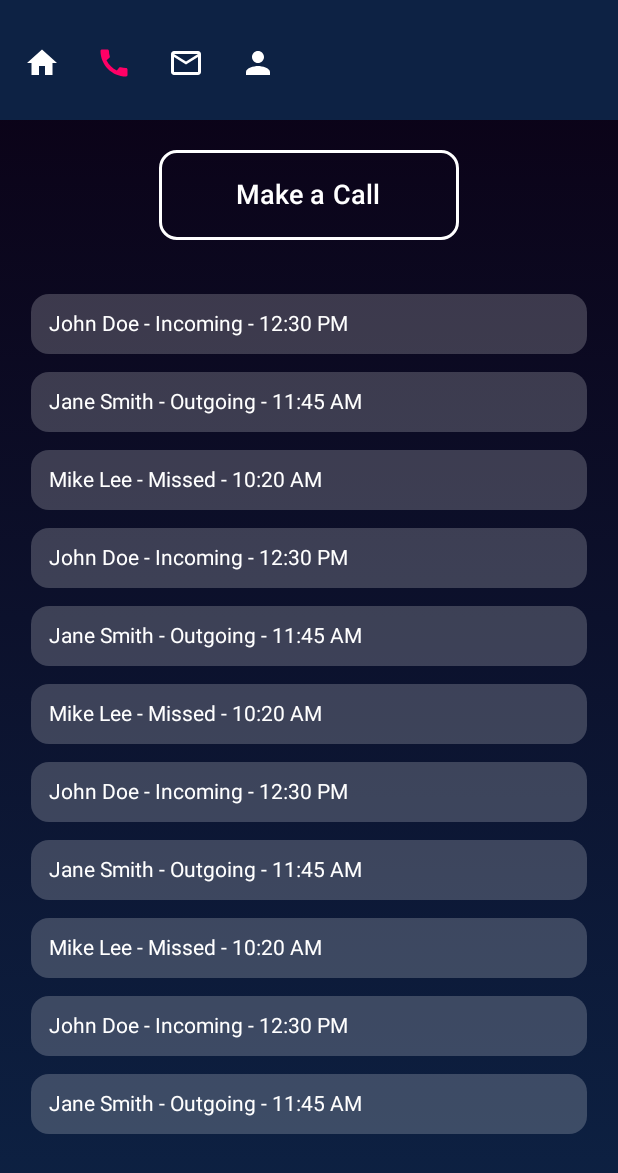
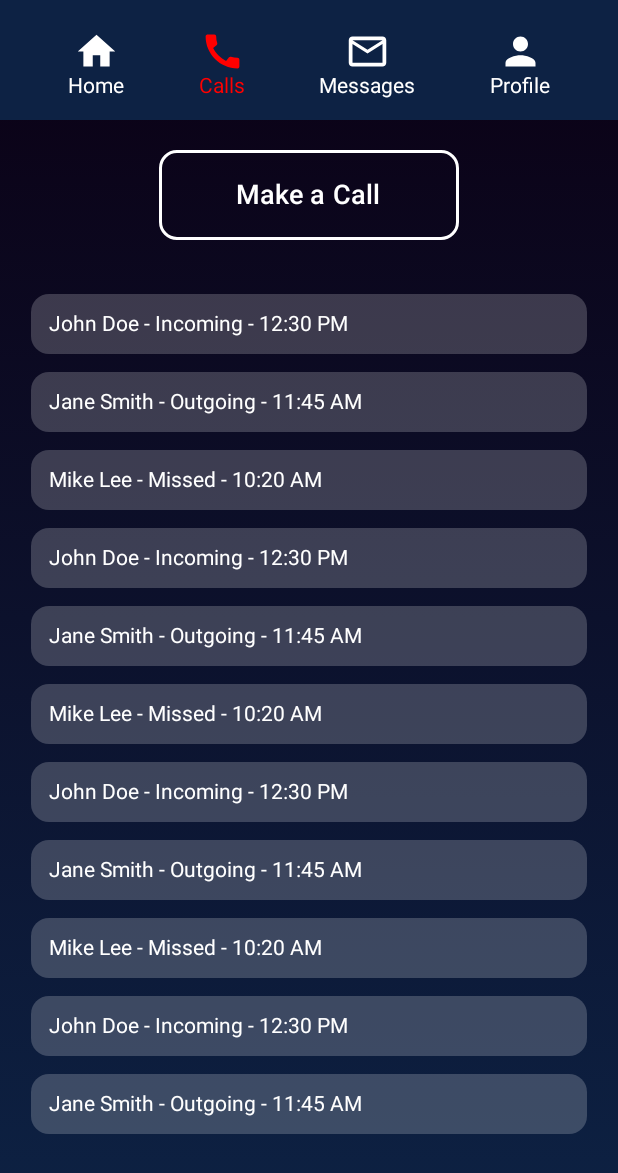
Before and after one commit to AvanoBerlingieri/COMP3074-G47-GroupProject, an Android app built with Jetpack Compose: the Call screen opened directly, with no data from a screen before it, on a phone screen of 412 x 824 dp. Shown: the top 1173 px of the screen. Run offline under Robolectric (Android 15) with nearby library versions, the phone set to English and light mode, and no system bars.

Commit message:
Edited nav bar to look better

```diff
--- a/app/src/main/java/capstone/safeline/ui/components/BottomNavBar.kt
+++ b/app/src/main/java/capstone/safeline/ui/components/BottomNavBar.kt
@@ -1,6 +1,12 @@
 package capstone.safeline.ui.components
 
+import androidx.compose.foundation.clickable
+import androidx.compose.foundation.layout.Arrangement
+import androidx.compose.foundation.layout.Column
+import androidx.compose.foundation.layout.Row
 import androidx.compose.foundation.layout.fillMaxWidth
+import androidx.compose.foundation.layout.padding
+import androidx.compose.foundation.layout.size
 import androidx.compose.material.icons.Icons
 import androidx.compose.material.icons.filled.Call
 import androidx.compose.material.icons.filled.Home
@@ -9,8 +15,12 @@ import androidx.compose.material.icons.filled.Person
 import androidx.compose.material3.*
 import androidx.compose.material3.Icon
 import androidx.compose.runtime.Composable
+import androidx.compose.ui.Alignment
 import androidx.compose.ui.Modifier
 import androidx.compose.ui.graphics.Color
+import androidx.compose.ui.graphics.vector.ImageVector
+import androidx.compose.ui.unit.dp
+import androidx.compose.ui.unit.sp
 
 @Composable
 fun BottomNavBar(
@@ -22,33 +32,63 @@ fun BottomNavBar(
         contentColor = Color.White,
         modifier = Modifier.fillMaxWidth()
     ) {
-        IconButton(onClick = { onNavigate("home") }) {
-            Icon(
-                Icons.Filled.Home,
-                contentDescription = "Home",
-                tint = if (currentScreen == "home") Color(0xFFFF0066) else Color.White
+        Row(
+            modifier = Modifier
+                .fillMaxWidth(),
+            horizontalArrangement = Arrangement.SpaceEvenly,
+            verticalAlignment = Alignment.CenterVertically
+        ) {
+            NavBarItem(
+                icon = Icons.Filled.Home,
+                label = "Home",
+                selected = currentScreen == "home",
+                onClick = { onNavigate("home") }
             )
-        }
-        IconButton(onClick = { onNavigate("calls") }) {
-            Icon(
-                Icons.Filled.Call,
-                contentDescription = "Calls",
-                tint = if (currentScreen == "calls") Color(0xFFFF0066) else Color.White
+            NavBarItem(
+                icon = Icons.Filled.Call,
+                label = "Calls",
+                selected = currentScreen == "calls",
+                onClick = { onNavigate("calls") }
             )
-        }
-        IconButton(onClick = { onNavigate("messages") }) {
-            Icon(
-                Icons.Filled.MailOutline,
-                contentDescription = "Messages",
-                tint = if (currentScreen == "messages") Color(0xFFFF0066) else Color.White
+            NavBarItem(
+                icon = Icons.Filled.MailOutline,
+                label = "Messages",
+                selected = currentScreen == "messages",
+                onClick = { onNavigate("messages") }
             )
-        }
-        IconButton(onClick = { onNavigate("profile") }) {
-            Icon(
-                Icons.Filled.Person,
-                contentDescription = "Profile",
-                tint = if (currentScreen == "profile") Color(0xFFFF0066) else Color.White
+            NavBarItem(
+                icon = Icons.Filled.Person,
+                label = "Profile",
+                selected = currentScreen == "profile",
+                onClick = { onNavigate("profile") }
             )
         }
     }
 }
+
+@Composable
+private fun NavBarItem(
+    icon: ImageVector,
+    label: String,
+    selected: Boolean,
+    onClick: () -> Unit
+) {
+    Column(
+        horizontalAlignment = Alignment.CenterHorizontally,
+        modifier = Modifier
+            .clickable(onClick = onClick)
+            .padding(vertical = 8.dp, horizontal = 8.dp)
+    ) {
+        Icon(
+            imageVector = icon,
+            contentDescription = label,
+            tint = if (selected) Color.Red else Color.White,
+            modifier = Modifier.size(30.dp)
+        )
+        Text(
+            text = label,
+            fontSize = 14.sp,
+            color = if (selected) Color.Red else Color.White
+        )
+    }
+}
```
